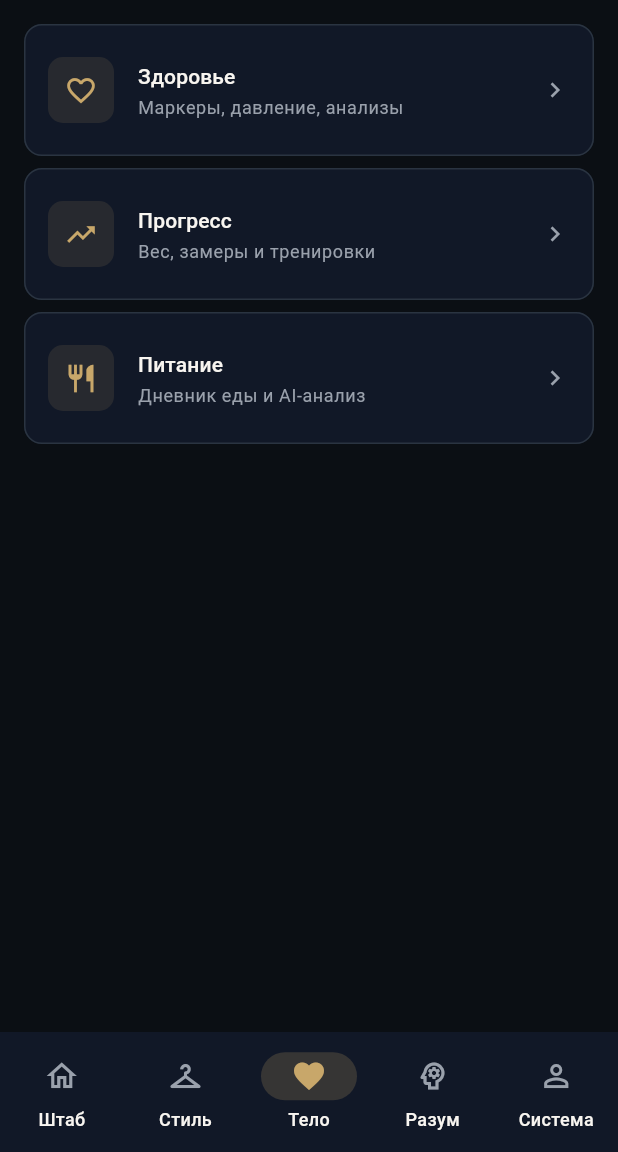
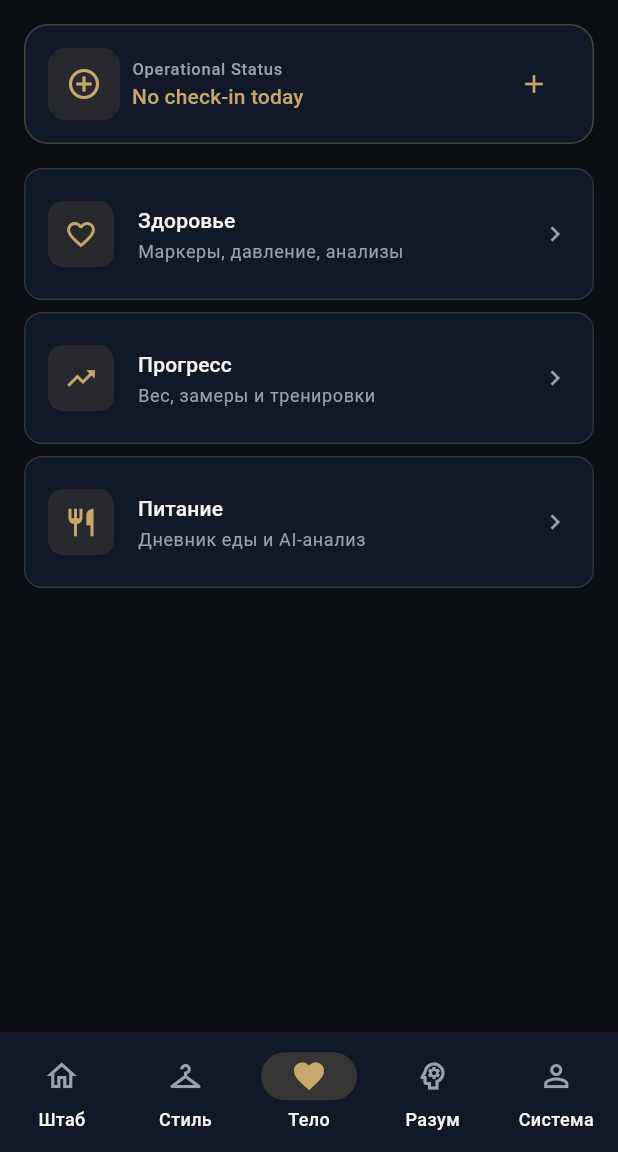
Before and after one commit to mikushi2222-droid/Gentelmen-OS, a Flutter app: the BodyHubScreen screen opened by its route, on a phone screen of 412 x 824 dp, the part 84-1236 px from its top. Run offline on Flutter 3.47's test engine with Material 3 defaults, Android fonts, the phone set to English and light mode, and no system bars; our stand-ins replace drift, drift_flutter, fl_chart, flutter_markdown_plus, flutter_riverpod, flutter_secure_storage and 4 more; accounts and stored records are empty; generated files the repository leaves out were written again.

Commit message:
feat(v3.3): Recovery Check-in — операционный статус и ежедневный чек-ин
Добавляет систему отслеживания восстановления из Recovery Layer (V3.x spec):
- domain/recovery_state.dart: чистая функция computeRecoveryState с учётом
  энергии, стресса и штрафа за сон (<6ч → -2, <7ч → -1 к эффективной энергии)
- application/recovery_providers.dart: стримовый провайдер todayRecoveryProvider,
  вычисленный recoveryStateProvider, saveRecoveryEntry без зависимости от Ref
- presentation/recovery_status_card.dart: карточка операционного статуса с
  цветовой маркировкой по состоянию; интегрирована на Dashboard и Body Hub
- presentation/widgets/recovery_checkin_sheet.dart: bottomsheet с 5-уровневыми
  селекторами (энергия / голод / стресс) и полями для сна и воды; лайв-превью
  состояния через _FakeRecovery без создания строк БД
- recovery_dao.dart: добавлен watchToday() стрим для потоковой подписки
- 9 unit-тестов в test/unit/recovery/recovery_state_test.dart

Co-Authored-By: Claude Sonnet 4.6 <noreply@anthropic.com>
Claude-Session: https://claude.ai/code/session_018tjCsd3V1kmS41ikng3S8f

```diff
--- a/lib/core/db/daos/recovery_dao.dart
+++ b/lib/core/db/daos/recovery_dao.dart
@@ -24,6 +24,17 @@ class RecoveryDao extends DatabaseAccessor<AppDatabase>
         .getSingleOrNull();
   }
 
+  Stream<RecoveryLogsData?> watchToday() {
+    final today = DateTime.now();
+    final d = DateTime(today.year, today.month, today.day);
+    return (select(recoveryLogs)
+          ..where(
+            (t) => t.date.isBetweenValues(d, d.add(const Duration(days: 1))),
+          )
+          ..limit(1))
+        .watchSingleOrNull();
+  }
+
   Future<List<RecoveryLogsData>> getRecent(int days) {
     final cutoff = DateTime.now().subtract(Duration(days: days));
     return (select(recoveryLogs)
--- a/lib/features/body/presentation/body_hub_screen.dart
+++ b/lib/features/body/presentation/body_hub_screen.dart
@@ -1,14 +1,16 @@
 import 'package:flutter/material.dart';
+import 'package:flutter_riverpod/flutter_riverpod.dart';
 import 'package:go_router/go_router.dart';
 import 'package:gentleman_os/core/constants/spacing.dart';
 import 'package:gentleman_os/core/theme/app_colors.dart';
 import 'package:gentleman_os/core/widgets/module_card.dart';
+import 'package:gentleman_os/features/recovery/presentation/recovery_status_card.dart';
 
-class BodyHubScreen extends StatelessWidget {
+class BodyHubScreen extends ConsumerWidget {
   const BodyHubScreen({super.key});
 
   @override
-  Widget build(BuildContext context) {
+  Widget build(BuildContext context, WidgetRef ref) {
     final tt = Theme.of(context).textTheme;
     return Scaffold(
       body: CustomScrollView(
@@ -36,6 +38,10 @@ class BodyHubScreen extends StatelessWidget {
             padding: const EdgeInsets.all(Spacing.screenPadding),
             sliver: SliverList(
               delegate: SliverChildListDelegate([
+                // Operational status card
+                const RecoveryStatusCard(),
+                const SizedBox(height: Spacing.md),
+
                 ModuleCard(
                   icon: Icons.favorite_border,
                   title: 'Здоровье',
--- a/lib/features/dashboard/presentation/dashboard_screen.dart
+++ b/lib/features/dashboard/presentation/dashboard_screen.dart
@@ -13,6 +13,7 @@ import 'package:gentleman_os/features/dashboard/application/dashboard_providers.
 import 'package:gentleman_os/features/dashboard/domain/sub_scores.dart';
 import 'package:gentleman_os/features/dashboard/presentation/widgets/mission_tile.dart';
 import 'package:gentleman_os/features/dashboard/presentation/widgets/quick_action_button.dart';
+import 'package:gentleman_os/features/recovery/presentation/recovery_status_card.dart';
 import 'package:gentleman_os/features/weight_loss/presentation/weight_compliance_card.dart';
 import 'package:gentleman_os/shared/enums/xp_type.dart';
 
@@ -80,6 +81,8 @@ class DashboardScreen extends ConsumerWidget {
                 _GentlemanScoreCard(),
                 const SizedBox(height: Spacing.md),
                 const WeightComplianceCard(),
+                const SizedBox(height: Spacing.md),
+                const RecoveryStatusCard(),
                 const SizedBox(height: Spacing.md),
                 _SubScoresBlock(),
                 const SizedBox(height: Spacing.md),
--- /dev/null
+++ b/lib/features/recovery/domain/recovery_state.dart
@@ -0,0 +1,40 @@
+import 'package:gentleman_os/core/db/app_database.dart';
+
+/// Операционный статус восстановления на сегодня.
+enum RecoveryState {
+  optimal('Optimal', 'Energy high, stress low — full capacity.'),
+  stable('Stable', 'Baseline. Proceed with normal protocol.'),
+  mildFatigue('Mild Fatigue', 'Reduce intensity. Prioritise protein and hydration.'),
+  stressElevated('Stress Elevated', 'Avoid aggressive deficit. Focus on adherence.'),
+  recoveryNeeded('Recovery Needed', 'Rest day recommended. Minimal compliance mode.');
+
+  const RecoveryState(this.label, this.guidance);
+  final String label;
+  final String guidance;
+}
+
+/// Вычисляет статус восстановления из записи дневника.
+/// Если данных нет — возвращает [RecoveryState.stable].
+RecoveryState computeRecoveryState(RecoveryLogsData? data) {
+  if (data == null) return RecoveryState.stable;
+
+  final e = data.energyLevel ?? 3;
+  final s = data.stressLevel ?? 2;
+  final sl = data.sleepHours;
+
+  // Штраф к энергии за недосып (< 6 ч = -2, < 7 ч = -1)
+  final sleepPenalty = sl == null
+      ? 0
+      : sl < 6
+          ? 2
+          : sl < 7
+              ? 1
+              : 0;
+  final effectiveEnergy = (e - sleepPenalty).clamp(1, 5);
+
+  if (effectiveEnergy >= 4 && s <= 2) return RecoveryState.optimal;
+  if (s >= 4) return RecoveryState.stressElevated;
+  if (effectiveEnergy <= 1) return RecoveryState.recoveryNeeded;
+  if (effectiveEnergy <= 2 || s >= 3) return RecoveryState.mildFatigue;
+  return RecoveryState.stable;
+}
--- /dev/null
+++ b/lib/features/recovery/presentation/recovery_status_card.dart
@@ -0,0 +1,110 @@
+import 'package:flutter/material.dart';
+import 'package:flutter_riverpod/flutter_riverpod.dart';
+import 'package:gentleman_os/core/constants/spacing.dart';
+import 'package:gentleman_os/core/theme/app_colors.dart';
+import 'package:gentleman_os/features/recovery/application/recovery_providers.dart';
+import 'package:gentleman_os/features/recovery/domain/recovery_state.dart';
+import 'package:gentleman_os/features/recovery/presentation/widgets/recovery_checkin_sheet.dart';
+
+/// Карточка операционного статуса на Dashboard / Body Hub.
+/// Показывает состояние из последнего чек-ина или кнопку «Проверить».
+class RecoveryStatusCard extends ConsumerWidget {
+  const RecoveryStatusCard({super.key});
+
+  @override
+  Widget build(BuildContext context, WidgetRef ref) {
+    final tt = Theme.of(context).textTheme;
+    final dataAsync = ref.watch(todayRecoveryProvider);
+    final state = ref.watch(recoveryStateProvider);
+    final hasData = dataAsync.asData?.value != null;
+
+    final stateColor = switch (state) {
+      RecoveryState.optimal => AppColors.success,
+      RecoveryState.stable => AppColors.gold,
+      RecoveryState.mildFatigue => AppColors.warning,
+      RecoveryState.stressElevated => AppColors.error,
+      RecoveryState.recoveryNeeded => AppColors.error,
+    };
+
+    return Card(
+      color: AppColors.surface,
+      margin: EdgeInsets.zero,
+      shape: RoundedRectangleBorder(
+        borderRadius: BorderRadius.circular(16),
+        side: BorderSide(color: stateColor.withValues(alpha: 0.3)),
+      ),
+      child: Padding(
+        padding: const EdgeInsets.all(Spacing.md),
+        child: Row(
+          children: [
+            // Индикатор состояния
+            Container(
+              width: 48,
+              height: 48,
+              decoration: BoxDecoration(
+                color: stateColor.withValues(alpha: 0.12),
+                borderRadius: BorderRadius.circular(12),
+              ),
+              child: Icon(
+                hasData ? Icons.monitor_heart : Icons.add_circle_outline,
+                color: stateColor,
+                size: 24,
+              ),
+            ),
+            const SizedBox(width: Spacing.sm),
+            Expanded(
+              child: Column(
+                crossAxisAlignment: CrossAxisAlignment.start,
+                children: [
+                  Text(
+                    'Operational Status',
+                    style: tt.labelSmall?.copyWith(
+                      color: AppColors.textSecondary,
+                      letterSpacing: 0.5,
+                    ),
+                  ),
+                  Text(
+                    hasData ? state.label : 'No check-in today',
+                    style: tt.titleSmall?.copyWith(color: stateColor),
+                  ),
+                  if (hasData)
+                    Text(
+                      state.guidance,
+                      style: tt.bodySmall?.copyWith(
+                        color: AppColors.textSecondary,
+                        fontSize: 11,
+                      ),
+                      maxLines: 2,
+                      overflow: TextOverflow.ellipsis,
+                    ),
+                ],
+              ),
+            ),
+            // Кнопка чек-ина
+            IconButton(
+              icon: Icon(
+                hasData ? Icons.edit_outlined : Icons.add,
+                color: stateColor,
+                size: 20,
+              ),
+              onPressed: () => _showCheckIn(context),
+              tooltip: hasData ? 'Обновить' : 'Добавить',
+            ),
+          ],
+        ),
+      ),
+    );
+  }
+
+  void _showCheckIn(BuildContext context) {
+    showModalBottomSheet<void>(
+      context: context,
+      isScrollControlled: true,
+      backgroundColor: AppColors.surfaceVariant,
+      shape: const RoundedRectangleBorder(
+        borderRadius: BorderRadius.vertical(top: Radius.circular(20)),
+      ),
+      builder: (_) => const RecoveryCheckInSheet(),
+    );
+  }
+}
```
Also changed, not shown: lib/features/recovery/application/recovery_providers.dart (added, +51 -0 lines), lib/features/recovery/presentation/widgets/recovery_checkin_sheet.dart (added, +389 -0 lines), 1 other file.
